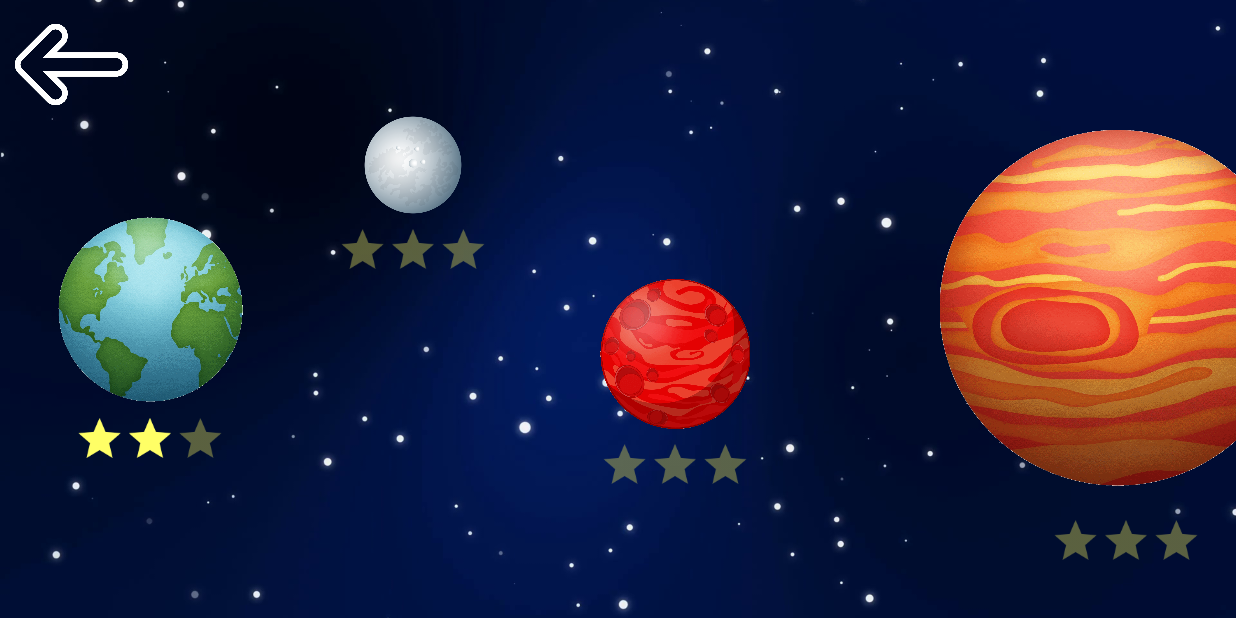
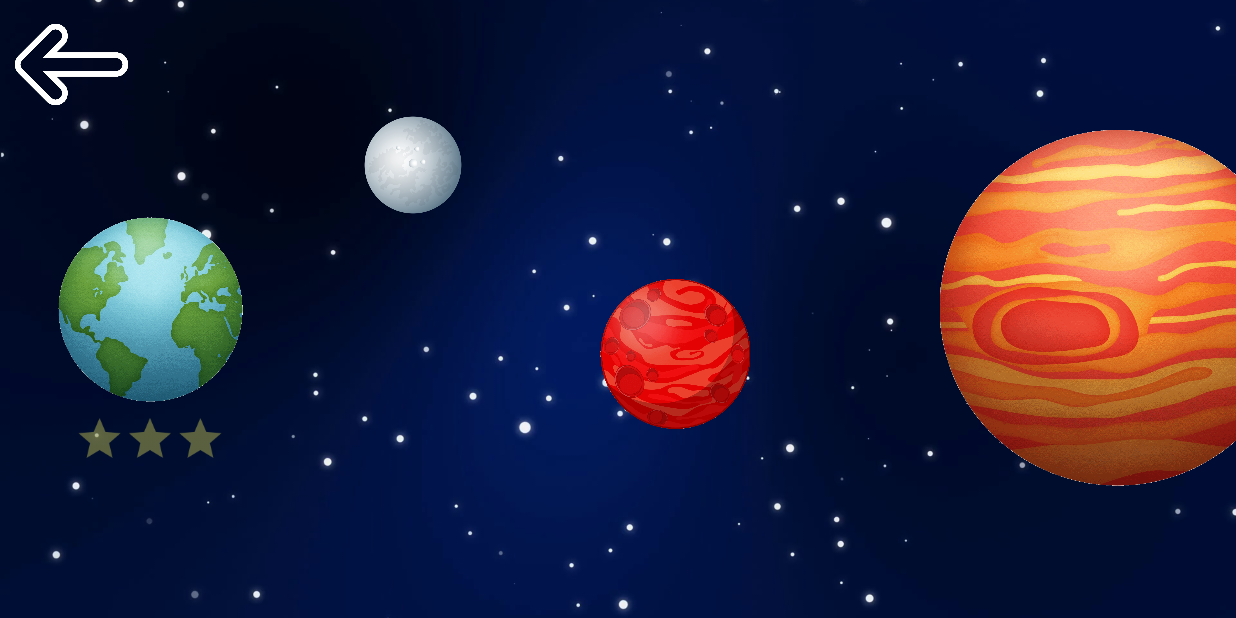
Before and after one commit to MoonShineTeam/FlyToSpace, an Android app: the GameMap screen opened directly, with no data from a screen before it, on a phone screen of 824 x 412 dp (held sideways). Run offline under Robolectric (Android 15) with nearby library versions, the phone set to English and light mode, and no system bars.

Commit message:
Stats are saved now v2

```diff
--- a/app/src/main/java/ru/moonshine/flytospace/GameMap.java
+++ b/app/src/main/java/ru/moonshine/flytospace/GameMap.java
@@ -5,6 +5,7 @@ import android.content.SharedPreferences;
 import android.content.res.XmlResourceParser;
 import android.os.Bundle;
 import android.view.View;
+import android.widget.RatingBar;
 
 import androidx.appcompat.app.AppCompatActivity;
 
@@ -27,12 +28,32 @@ public class GameMap extends AppCompatActivity {
         initTaskScores(myPrefs);
     }
 
+    @Override
+    protected void onResume() {
+        super.onResume();
+        RatingBar bar = (RatingBar) findViewById(R.id.lvl1_stars);
+        SharedPreferences myPrefs = getSharedPreferences("tasks", Context.MODE_PRIVATE);
+        initTaskScores(myPrefs);
+    }
+
     public void initTaskScores(SharedPreferences prefs) {
         for (Task task : tasks) {
+            boolean flag = true;
             if (task.getTaskType().equalsIgnoreCase("easy")) {
                 task.setScore(prefs.getInt("task" + task.getId() + "_score", 0));
             }
-        }
+            RatingBar bar = (RatingBar) findViewById(R.id.lvl1_stars);
+            final String PATH = "task" + task.getId() + "_score";
+            bar.setRating(prefs.getInt(PATH, 0));
+            bar = (RatingBar) findViewById(R.id.lvl2_stars);
+            bar.setVisibility(View.INVISIBLE);
+            bar = (RatingBar) findViewById(R.id.lvl3_stars);
+            bar.setVisibility(View.INVISIBLE);
+            bar = (RatingBar) findViewById(R.id.lvl4_stars);
+            bar.setVisibility(View.INVISIBLE);
+            bar = (RatingBar) findViewById(R.id.lvl5_stars);
+            bar.setVisibility(View.INVISIBLE);
+            }
     }
 
     public void onLvl1Click(View view) {
--- a/app/src/main/java/ru/moonshine/flytospace/MainGameActivity.java
+++ b/app/src/main/java/ru/moonshine/flytospace/MainGameActivity.java
@@ -9,6 +9,7 @@ import android.content.Intent;
 import android.content.SharedPreferences;
 import android.os.Bundle;
 import android.view.View;
+import android.widget.RatingBar;
 import android.widget.TextView;
 
 import java.util.ArrayList;
--- a/app/src/main/res/xml/tasks.xml
+++ b/app/src/main/res/xml/tasks.xml
@@ -1,5 +1,5 @@
 <tasks>
-    <task id="0" type="EASY">
+    <task id="1" type="EASY">
         <text>Изначально в космос запустили 3 ракеты, позже запустили еще одну ракету. Сколько всего запустили ракет?</text>
         <style>ROCKET</style>
         <equations>
```
